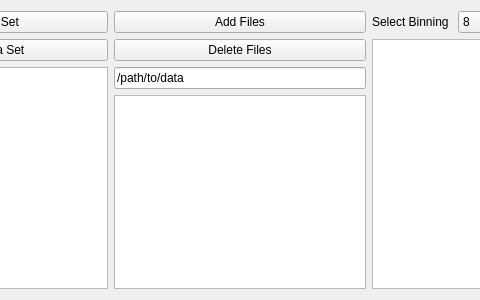
The window that src/main/resources/base/Views/loadFile.ui (MJOLNIRPackage/MJOLNIR-GUI) describes before a commit, drawn with Qt 5; both pictures show x 155 to 635 and y 0 to 300 of the 790 by 300 pixel window.
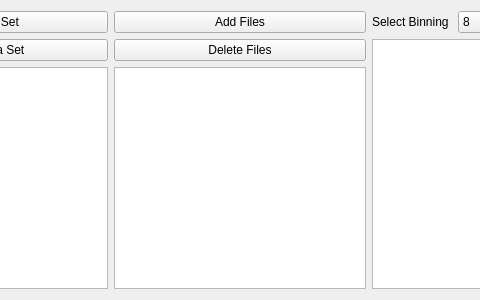
The same window after the commit.

Commit message: Update layouts Add toolTips and statusTips

The edit to the form file:
```diff
--- a/src/main/resources/base/Views/loadFile.ui
+++ b/src/main/resources/base/Views/loadFile.ui
@@ -72,7 +72,7 @@
       </layout>
      </item>
      <item>
-      <layout class="QVBoxLayout" name="verticalLayout_2" stretch="0,0,0,1">
+      <layout class="QVBoxLayout" name="verticalLayout_2" stretch="0,0,1">
        <property name="sizeConstraint">
         <enum>QLayout::SetDefaultConstraint</enum>
        </property>
@@ -90,13 +90,6 @@
          </property>
         </widget>
        </item>
-       <item>
-        <widget class="QLineEdit" name="DataSet_path_lineEdit">
-         <property name="text">
-          <string>/path/to/data</string>
-         </property>
-        </widget>
-       </item>
        <item>
         <widget class="QListView" name="DataSet_filenames_listView">
          <property name="editTriggers">
```
Left out of the diff: 60 changed lines with no effect on the pictures. The commit also changes 7 other files.
